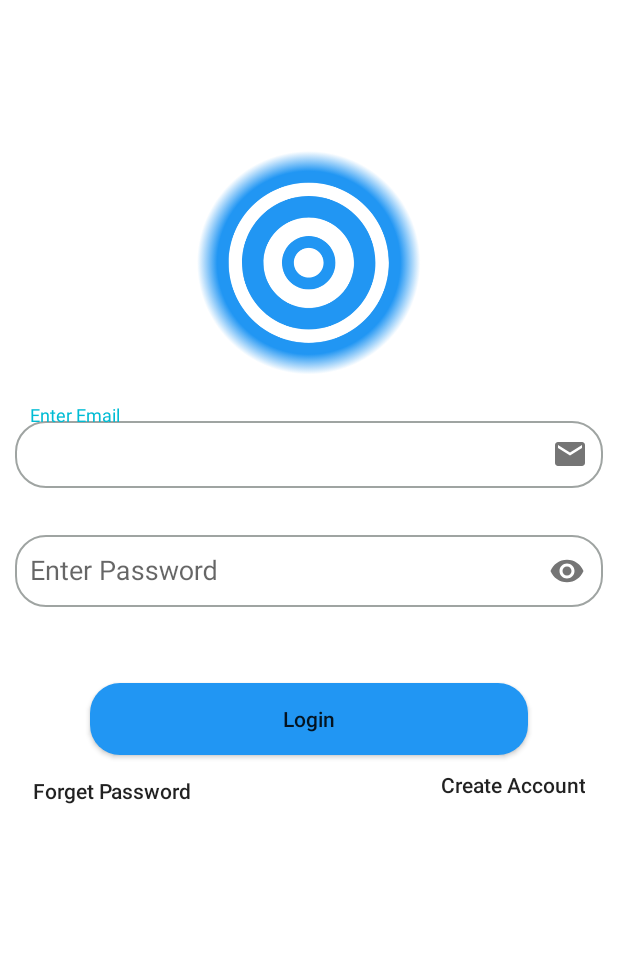
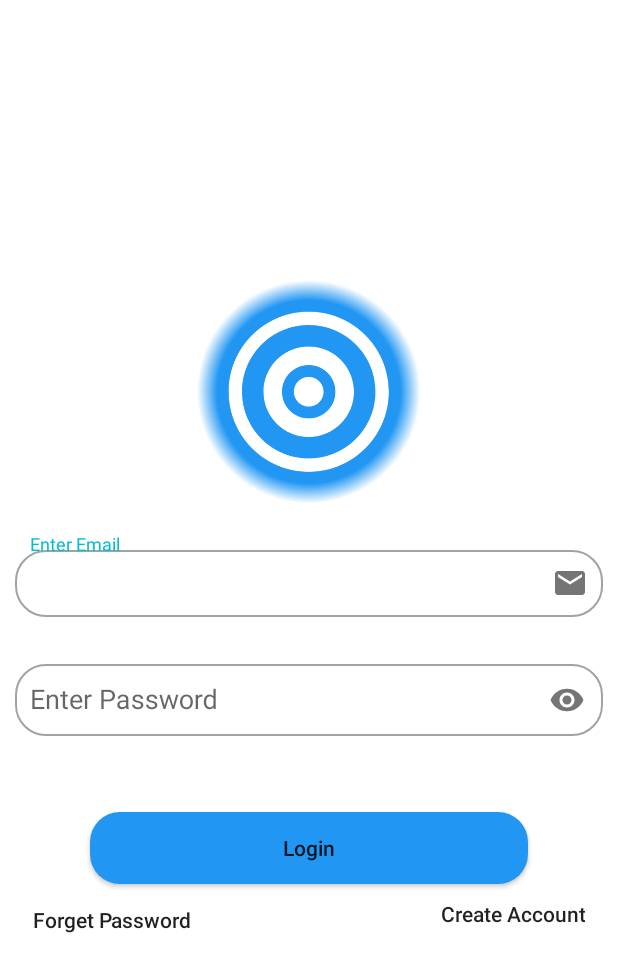
Before and after one commit to Dev-Vora/GroupProject, an Android app: the screen it shows after launch (ActivityLogin), on a phone screen of 412 x 824 dp. Shown: the top 972 px of the screen. Run offline under Robolectric (Android 15) with nearby library versions, the phone set to English and light mode, and no system bars.

Commit message:
gravity added in login screen

```diff
--- a/app/src/main/res/layout/activity_login.xml
+++ b/app/src/main/res/layout/activity_login.xml
@@ -5,6 +5,7 @@
     android:layout_width="match_parent"
     android:layout_height="match_parent"
     android:background="#fff"
+    android:gravity="center"
     android:orientation="vertical"
     android:padding="10dp"
     tools:context=".ActivityLogin">
@@ -14,7 +15,7 @@
         android:layout_width="150dp"
         android:layout_height="150dp"
         android:layout_gravity="center"
-        android:layout_marginTop="90dp"
+
         android:src="@drawable/splash_logo" />
 
     <com.google.android.material.textfield.TextInputLayout
```
